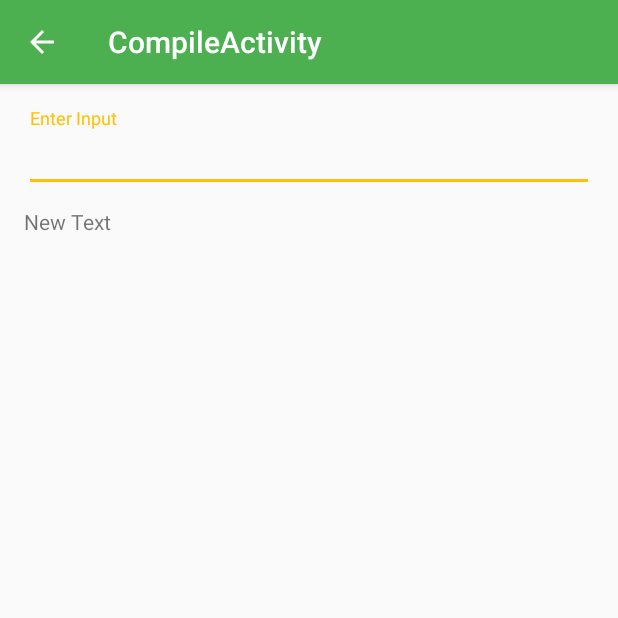
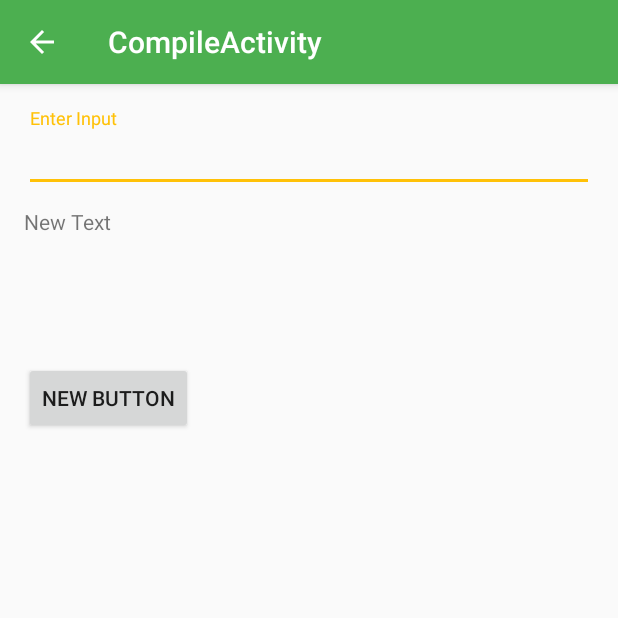
Before and after one commit to eugeneansah/HackEditor, an Android app: the CompileActivity screen opened directly, with no data from a screen before it, on a phone screen of 412 x 824 dp, the top half of it. Run offline under Robolectric (Android 15) with nearby library versions, the phone set to English and light mode, and no system bars.

```diff
--- a/app/src/main/java/com/hackathon/hackmsit/activities/CompileActivity.java
+++ b/app/src/main/java/com/hackathon/hackmsit/activities/CompileActivity.java
@@ -3,21 +3,35 @@ package com.hackathon.hackmsit.activities;
 import android.os.Bundle;
 import android.support.v7.app.AppCompatActivity;
 import android.support.v7.widget.Toolbar;
+import android.util.Log;
 import android.view.Menu;
 import android.view.MenuItem;
+import android.view.View;
+import android.widget.Button;
+import android.widget.EditText;
 
 import com.hackathon.hackmsit.R;
 
 public class CompileActivity extends AppCompatActivity {
-
+    EditText input;
+    Button testButton;
     @Override
     protected void onCreate(Bundle savedInstanceState) {
+
         super.onCreate(savedInstanceState);
         setContentView(R.layout.activity_compile);
         Toolbar toolbar = (Toolbar) findViewById(R.id.toolbar);
         setSupportActionBar(toolbar);
+        testButton = (Button) findViewById(R.id.button);
+        input = (EditText) findViewById(R.id.inputText);
 
         getSupportActionBar().setDisplayHomeAsUpEnabled(true);
+        testButton.setOnClickListener(new View.OnClickListener() {
+            @Override
+            public void onClick(View v) {
+                Log.d("aakash", "text is: " + input.getText());
+            }
+        });
     }
     /*@Override
     public void onBackPressed() {
--- a/app/src/main/res/layout/content_compile.xml
+++ b/app/src/main/res/layout/content_compile.xml
@@ -38,4 +38,14 @@
         android:layout_alignParentLeft="true"
         android:layout_alignParentStart="true" />
 
+    <Button
+        android:layout_width="wrap_content"
+        android:layout_height="wrap_content"
+        android:text="New Button"
+        android:id="@+id/button"
+        android:layout_below="@+id/outputView"
+        android:layout_alignParentLeft="true"
+        android:layout_alignParentStart="true"
+        android:layout_marginTop="84dp" />
+
 </RelativeLayout>
```
Also changed, not shown: app/src/main/java/com/hackathon/hackmsit/activities/NotePlainEditorActivity.java (+69 -27 lines), 1 other file.
